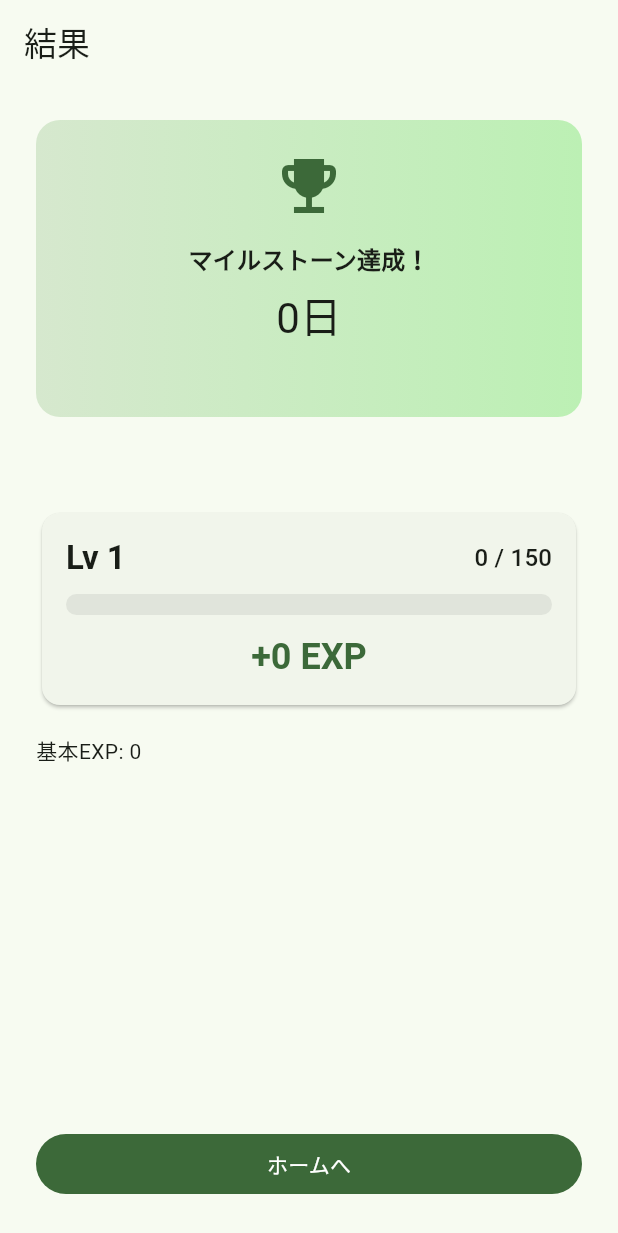
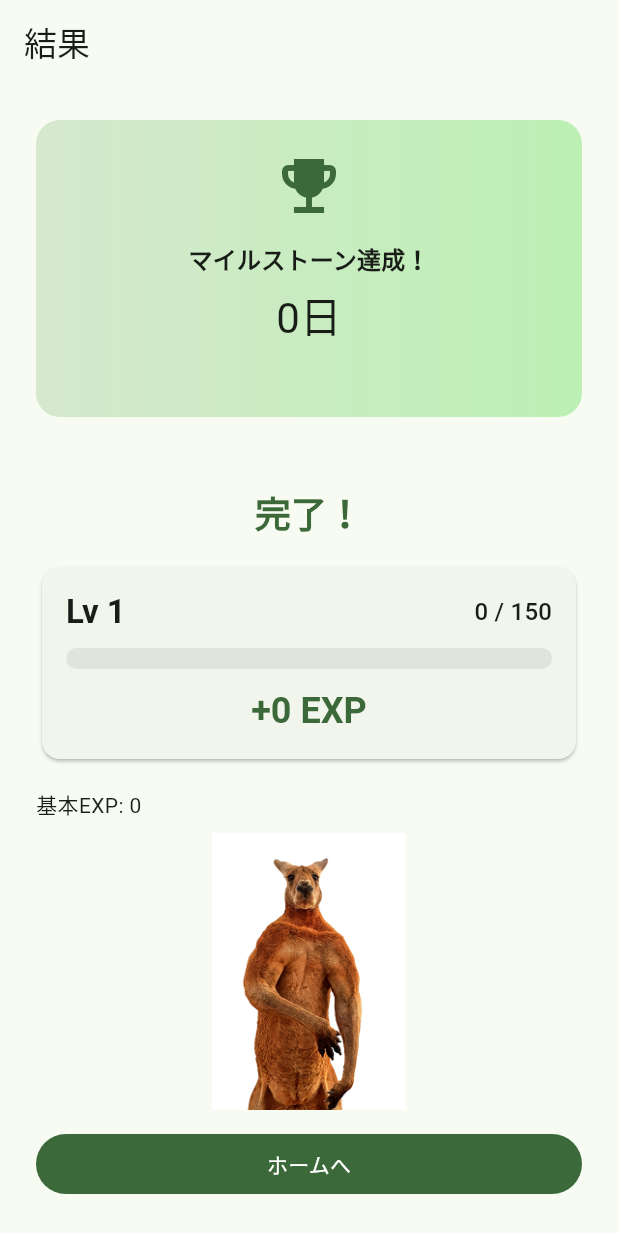
Before and after one commit to hakuchan-karityhi/fukkinApp, a Flutter app: the PlankResultScreen screen opened directly with empty values, on a phone screen of 412 x 824 dp. Shown: the top 1233 px of the screen. Run offline on Flutter 3.47's test engine with Material 3 defaults, Android fonts, the phone set to English and light mode, and no system bars; our stand-ins replace drift, flutter_riverpod; accounts and stored records are empty; generated files the repository leaves out were written again.

Commit message:
fix result

```diff
--- a/app/lib/presentation/result/plank_result_screen.dart
+++ b/app/lib/presentation/result/plank_result_screen.dart
@@ -9,6 +9,8 @@ import "../widgets/milestone_celebration.dart";
 class PlankResultScreen extends ConsumerWidget {
   const PlankResultScreen({super.key, required this.result});
 
+  static const _characterImageAsset = "assets/character/kangaru1.png";
+
   final PlankResult result;
 
   @override
@@ -19,8 +21,7 @@ class PlankResultScreen extends ConsumerWidget {
             const [150, 400, 800, 1400];
     final totalExpBefore = result.totalExpAfter - result.earnedExp;
     final animationDelay = Duration(
-      milliseconds: (result.streakIncreased ? 400 : 0) +
-          (milestone != null ? 600 : 0),
+      milliseconds: milestone != null ? 600 : 0,
     );
 
     return Scaffold(
@@ -30,22 +31,24 @@ class PlankResultScreen extends ConsumerWidget {
         child: Column(
           crossAxisAlignment: CrossAxisAlignment.stretch,
           children: [
-            if (result.streakIncreased) ...[
-              const Icon(Icons.local_fire_department, size: 64),
-              Text(
-                "ストリーク ${result.streakAfter}日！",
-                style: Theme.of(context).textTheme.headlineSmall,
-                textAlign: TextAlign.center,
-              ),
-              const SizedBox(height: 16),
-            ],
             if (milestone != null) ...[
               MilestoneCelebration(milestone: milestone),
               const SizedBox(height: 16),
             ],
             Text(
               result.plankTypeName,
-              style: Theme.of(context).textTheme.titleLarge,
+              style: Theme.of(context).textTheme.titleLarge?.copyWith(
+                    fontWeight: FontWeight.bold,
+                  ),
+              textAlign: TextAlign.center,
+            ),
+            const SizedBox(height: 4),
+            Text(
+              "完了！",
+              style: Theme.of(context).textTheme.headlineSmall?.copyWith(
+                    fontWeight: FontWeight.bold,
+                    color: Theme.of(context).colorScheme.primary,
+                  ),
               textAlign: TextAlign.center,
             ),
             const SizedBox(height: 16),
@@ -80,7 +83,16 @@ class PlankResultScreen extends ConsumerWidget {
                   textAlign: TextAlign.center,
                 ),
               ),
-            const Spacer(),
+            const SizedBox(height: 8),
+            Expanded(
+              child: Center(
+                child: Image.asset(
+                  _characterImageAsset,
+                  fit: BoxFit.contain,
+                ),
+              ),
+            ),
+            const SizedBox(height: 12),
             FilledButton(
               onPressed: () {
                 Navigator.of(context).popUntil((route) => route.isFirst);
```
